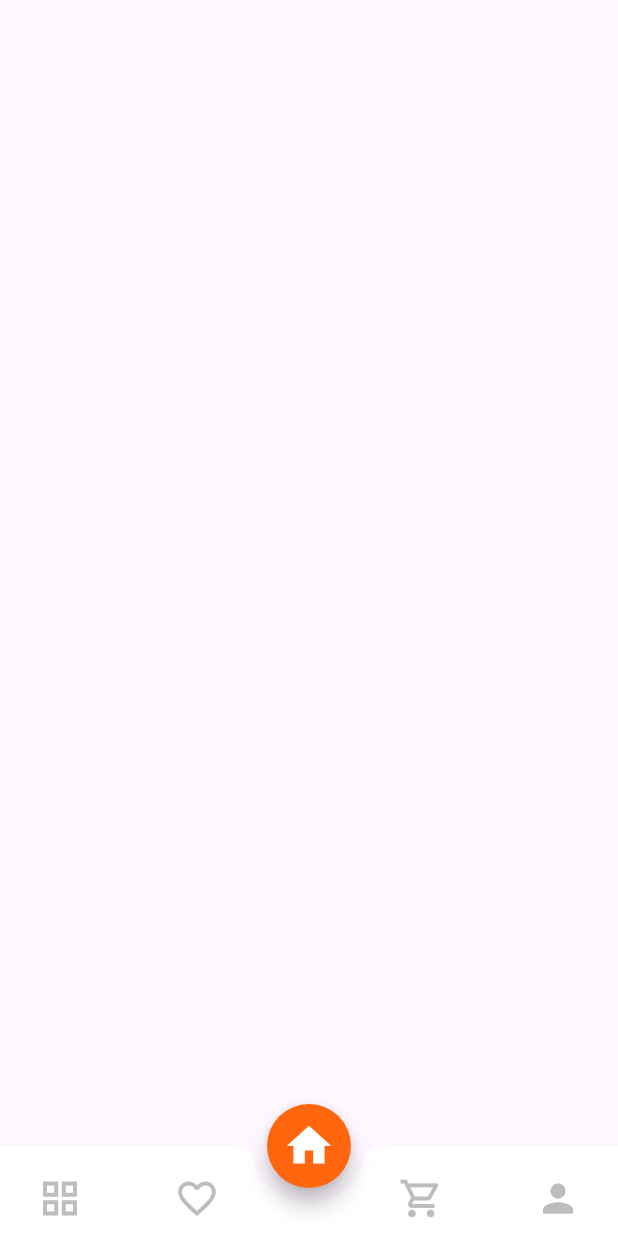
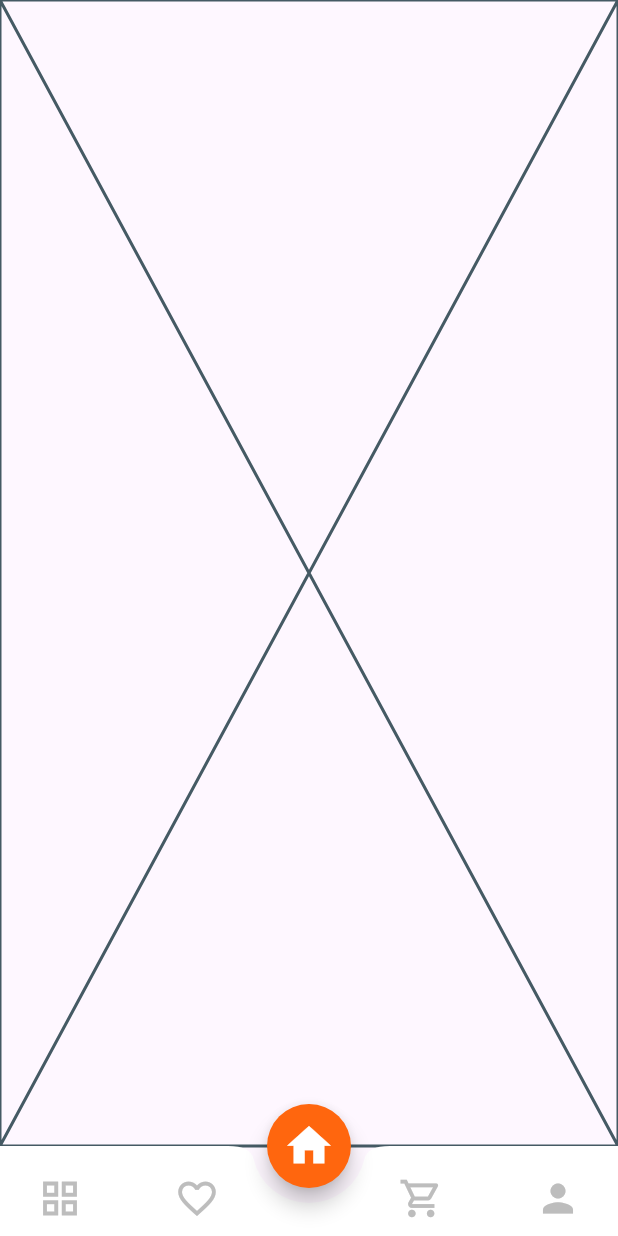
Before and after one commit to TranDangKhoaID/antique_kshop, a Flutter app: the screen it shows after launch, on a phone screen of 412 x 824 dp. Run offline on Flutter 3.47's test engine with Material 3 defaults, Android fonts, the light colour scheme and no system bars; our stand-ins replace google_fonts.

```diff
--- /dev/null
+++ b/lib/screens/home/home_screen.dart
@@ -0,0 +1,10 @@
+import 'package:flutter/material.dart';
+
+class HomeScreen extends StatelessWidget {
+  const HomeScreen({super.key});
+
+  @override
+  Widget build(BuildContext context) {
+    return const Placeholder();
+  }
+}
--- a/lib/screens/nav_bar_screen.dart
+++ b/lib/screens/nav_bar_screen.dart
@@ -1,4 +1,7 @@
 import 'package:antique_shop/constants.dart';
+import 'package:antique_shop/screens/cart/cart_screen.dart';
+import 'package:antique_shop/screens/favorite.dart';
+import 'package:antique_shop/screens/home/home_screen.dart';
 import 'package:flutter/material.dart';
 
 class BottomNavBar extends StatefulWidget {
@@ -10,6 +13,13 @@ class BottomNavBar extends StatefulWidget {
 
 class _BottomNavBarState extends State<BottomNavBar> {
   int cuttentIndex = 2;
+  List screens = const [
+    Scaffold(),
+    Favorite(),
+    HomeScreen(),
+    CartScreen(),
+    Scaffold(),
+  ];
   @override
   Widget build(BuildContext context) {
     return Scaffold(
@@ -93,6 +103,7 @@ class _BottomNavBarState extends State<BottomNavBar> {
           ],
         ),
       ),
+      body: screens[cuttentIndex],
     );
   }
 }
```
Also changed, not shown: lib/screens/cart/cart_screen.dart (added, +10 -0 lines), lib/screens/favorite.dart (added, +10 -0 lines).
